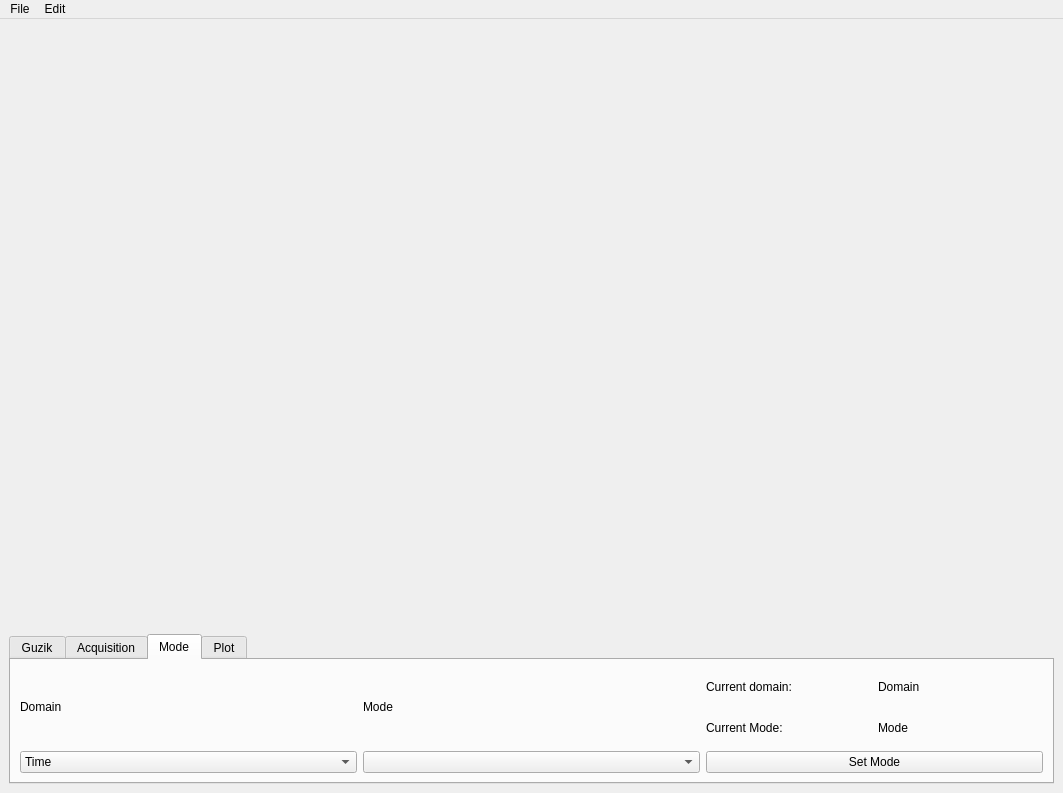
a-dumont/GuzikGUI, file GUI/GuzikLayout.ui: the form before one commit.
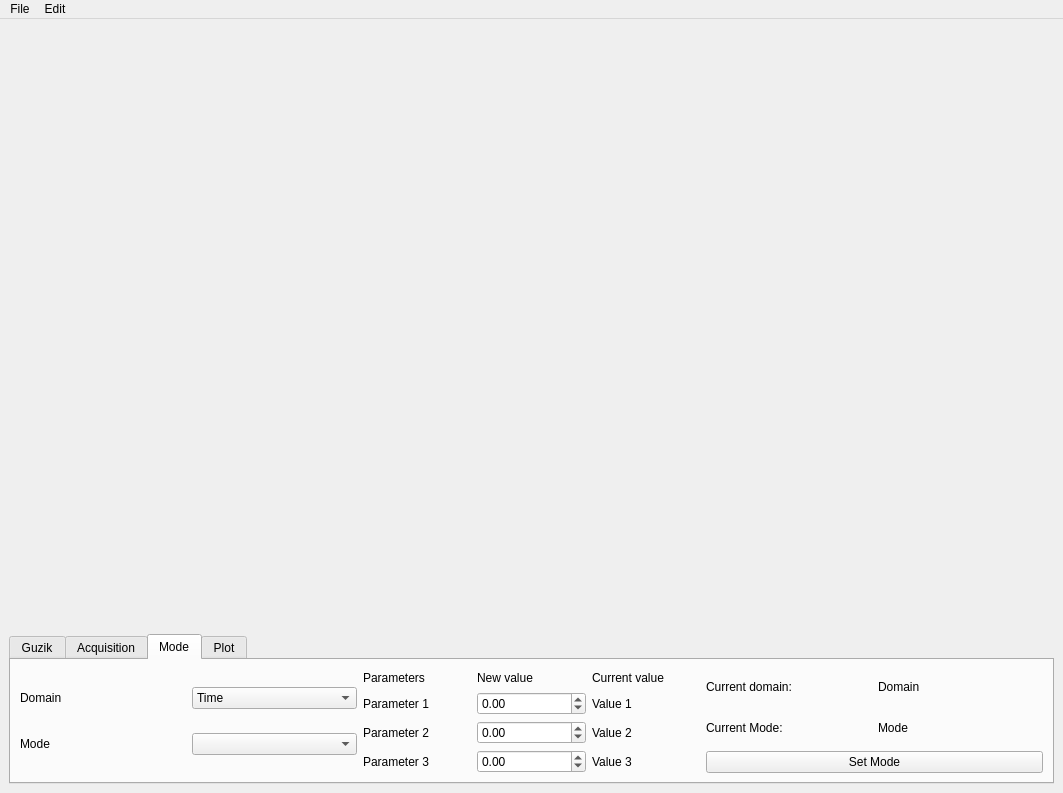
The form after the commit. The open tabs and pages were chosen to show the change.

Commit message: Modified layout and started documenting the code

```diff
--- a/GUI/GuzikLayout.ui
+++ b/GUI/GuzikLayout.ui
@@ -362,6 +362,8 @@
         <item>
          <layout class="QVBoxLayout" name="verticalLayout_15">
           <item>
+           <layout class="QHBoxLayout" name="horizontalLayout_17">
+            <item>
            <widget class="QLabel" name="label_DomainSelect">
             <property name="text">
              <string>Domain</string>
@@ -385,7 +387,7 @@
          </layout>
         </item>
         <item>
-         <layout class="QVBoxLayout" name="verticalLayout_14">
+           <layout class="QHBoxLayout" name="horizontalLayout_18">
           <item>
            <widget class="QLabel" name="label_ModeSelect">
             <property name="text">
@@ -395,6 +397,121 @@
           </item>
           <item>
            <widget class="QComboBox" name="comboBox_CurrentMode"/>
+            </item>
+           </layout>
+          </item>
+         </layout>
+        </item>
+        <item>
+         <layout class="QVBoxLayout" name="verticalLayout_14">
+          <item>
+           <layout class="QHBoxLayout" name="horizontalLayout_15">
+            <item>
+             <widget class="QLabel" name="label_ModeParameters">
+              <property name="text">
+               <string>Parameters</string>
+              </property>
+             </widget>
+            </item>
+            <item>
+             <widget class="QLabel" name="label_ModeParameterSelect">
+              <property name="text">
+               <string>New value</string>
+              </property>
+             </widget>
+            </item>
+            <item>
+             <widget class="QLabel" name="label_ModeParameterCurrent">
+              <property name="text">
+               <string>Current value</string>
+              </property>
+             </widget>
+            </item>
+           </layout>
+          </item>
+          <item>
+           <layout class="QHBoxLayout" name="horizontalLayout_20">
+            <item>
+             <widget class="QLabel" name="label_ModeParameter1">
+              <property name="text">
+               <string>Parameter 1</string>
+              </property>
+             </widget>
+            </item>
+            <item>
+             <widget class="QDoubleSpinBox" name="doubleSpinBox">
+              <property name="minimum">
+               <double>-100000000000.000000000000000</double>
+              </property>
+              <property name="maximum">
+               <double>1000000000000.000000000000000</double>
+              </property>
+             </widget>
+            </item>
+            <item>
+             <widget class="QLabel" name="label_ModeParameter1Value">
+              <property name="text">
+               <string>Value 1</string>
+              </property>
+             </widget>
+            </item>
+           </layout>
+          </item>
+          <item>
+           <layout class="QHBoxLayout" name="horizontalLayout_21">
+            <item>
+             <widget class="QLabel" name="label_ModeParameter2">
+              <property name="text">
+               <string>Parameter 2</string>
+              </property>
+             </widget>
+            </item>
+            <item>
+             <widget class="QDoubleSpinBox" name="doubleSpinBox_2">
+              <property name="minimum">
+               <double>-100000000000.000000000000000</double>
+              </property>
+              <property name="maximum">
+               <double>100000000000.000000000000000</double>
+              </property>
+             </widget>
+            </item>
+            <item>
+             <widget class="QLabel" name="label_ModeParameter2Value">
+              <property name="text">
+               <string>Value 2</string>
+              </property>
+             </widget>
+            </item>
+           </layout>
+          </item>
+          <item>
+           <layout class="QHBoxLayout" name="horizontalLayout_19">
+            <item>
+             <widget class="QLabel" name="label_ModeParameter3">
+              <property name="text">
+               <string>Parameter 3</string>
+              </property>
+             </widget>
+            </item>
+            <item>
+             <widget class="QDoubleSpinBox" name="doubleSpinBox_3">
+              <property name="minimum">
+               <double>-100000000000.000000000000000</double>
+              </property>
+              <property name="maximum">
+               <double>100000000000.000000000000000</double>
+              </property>
+             </widget>
+            </item>
+            <item>
+             <widget class="QLabel" name="label_ModeParameter3Value">
+              <property name="text">
+               <string>Value 3</string>
+              </property>
+             </widget>
+            </item>
+           </layout>
           </item>
          </layout>
         </item>
```
Lines whose indentation alone changed are shown as unchanged. The commit also changes 4 other files.
